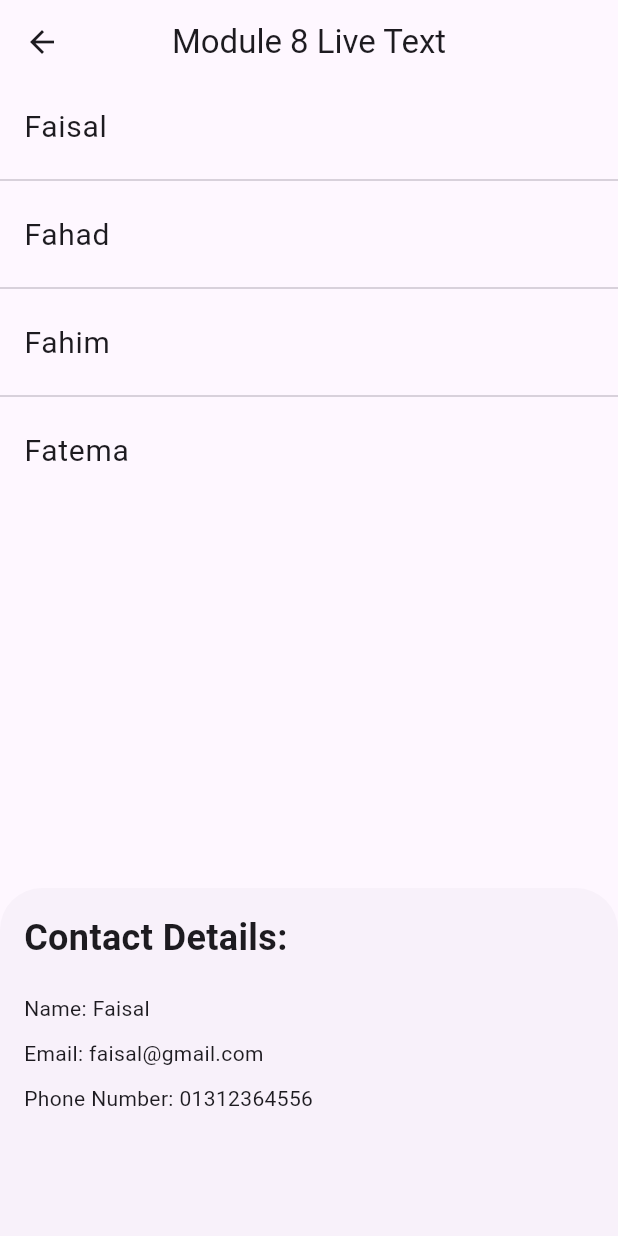
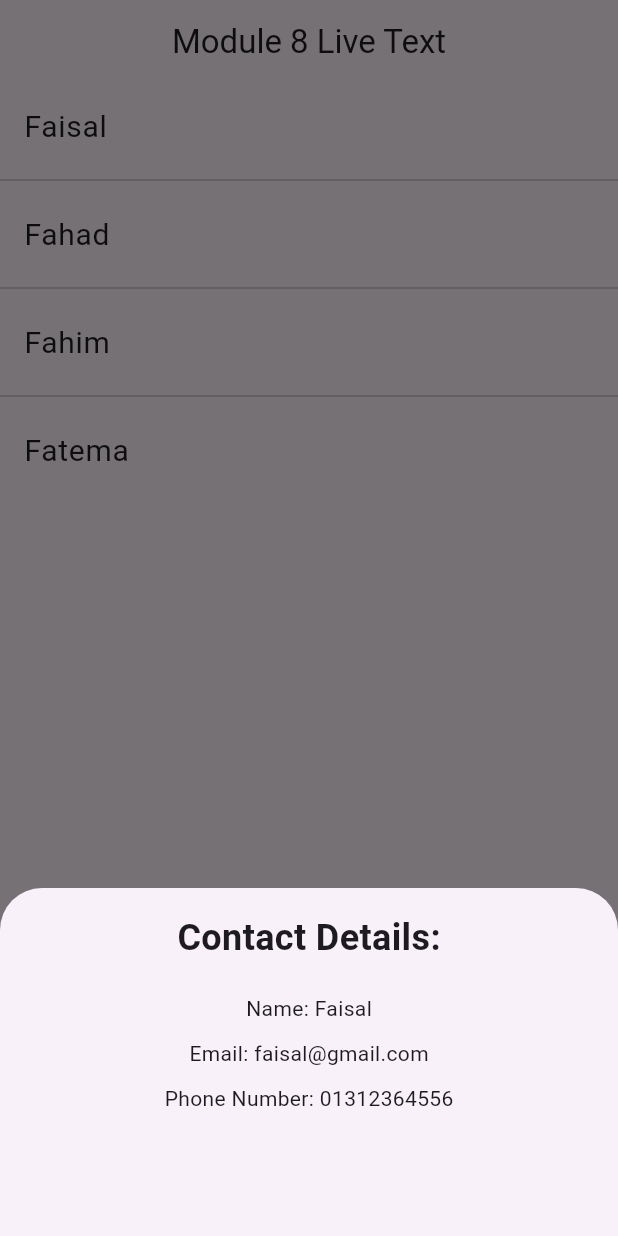
Before and after one commit to Faisal0385/ostad_all_assignments, a Flutter app: the screen it shows after launch, after a tap on "Faisal", on a phone screen of 412 x 824 dp. Run offline on Flutter 3.47's test engine with Material 2 defaults, Android fonts, the phone set to English and light mode, and no system bars.

Commit message:
first commit -m

```diff
--- a/live_test_m8/lib/main.dart
+++ b/live_test_m8/lib/main.dart
@@ -57,7 +57,8 @@ class _MyHomeState extends State<MyHome> {
                 ListTile(
                   onTap: (){
                     // The bottom sheet should show the task details
-                    showDialogBoxWithDelete(context, index);
+                    // showDialogBoxWithDelete(context, index);
+                    showAddNewTodoModelSheet(index);
                   },
                   title: Text(
                     myContactList[index].name,
@@ -72,22 +73,19 @@ class _MyHomeState extends State<MyHome> {
     );
   }
 
-  void showDialogBoxWithDelete(context, index) {
-    showBottomSheet(
+  /// show model sheet
+  void showAddNewTodoModelSheet(index) {
+    showModalBottomSheet(
+      isScrollControlled: true,
+
       context: context,
-      builder: (BuildContext context) {
+      builder: (context) {
         return Padding(
           padding: const EdgeInsets.all(16.0),
-          child: Container(
+          child: SizedBox(
+            height: 200,
             width: double.infinity,
-            height: 200,
             child: Column(
-              crossAxisAlignment: CrossAxisAlignment.start,
-              mainAxisAlignment: MainAxisAlignment.start,
-              mainAxisSize: MainAxisSize.min,
-              children: <Widget>[
-                Column(
-                  crossAxisAlignment: CrossAxisAlignment.start,
               children: [
               const Text(
                   'Contact Details:',
@@ -105,9 +103,9 @@ class _MyHomeState extends State<MyHome> {
                 const SizedBox(
                   height: 10,
                 ),
-                    Text('Phone Number: ${myContactList[index].contact}'),
-                  ],
+                Text('Phone Number: ${myContactList[index].contact}'
                 ),
+
               ],
             ),
           ),
@@ -115,6 +113,7 @@ class _MyHomeState extends State<MyHome> {
       },
     );
   }
+
 }
 
 // making a contact list
```
Lines whose indentation alone changed are shown as unchanged.
